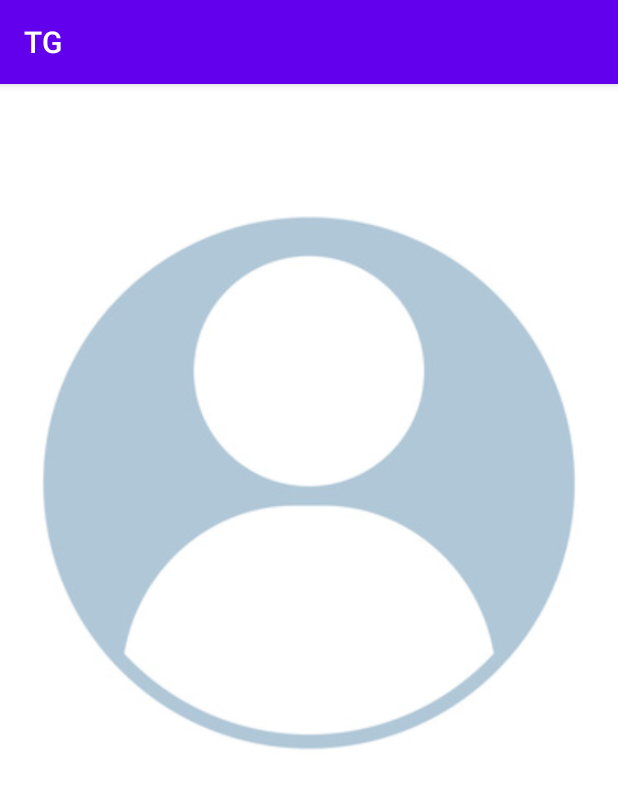
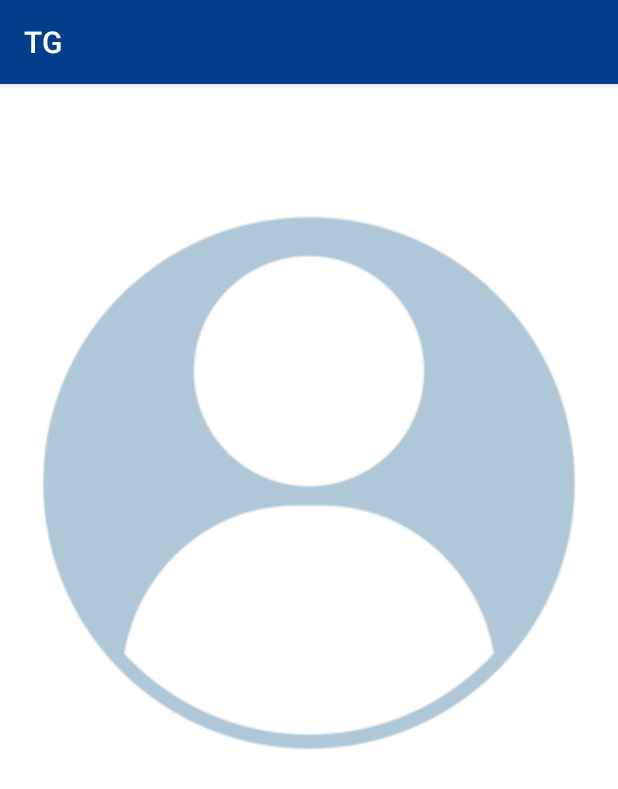
Before and after one commit to jiwonnee/StarTrail, an Android app: the ProfileDetailActivity screen opened directly, with no data from a screen before it, on a phone screen of 412 x 824 dp. Shown: the top 789 px of the screen. Run offline under Robolectric (Android 15) with nearby library versions, the phone set to English and light mode, and no system bars.

Commit message:
상단 탭 색상 변경 + 이미지 15개 업로드

```diff
--- a/app/src/main/AndroidManifest.xml
+++ b/app/src/main/AndroidManifest.xml
@@ -12,6 +12,7 @@
         android:supportsRtl="true"
         android:theme="@style/Theme.TG"
         tools:targetApi="31">
+
         <activity
             android:name=".MainActivity"
             android:exported="true"
--- a/app/src/main/res/layout/fragment_guide.xml
+++ b/app/src/main/res/layout/fragment_guide.xml
@@ -12,7 +12,7 @@
         android:layout_width="0dp"
         android:layout_height="wrap_content"
         android:layout_marginStart="8dp"
-        android:layout_marginTop="20dp"
+        android:layout_marginTop="5dp"
         android:layout_marginEnd="20dp"
         android:textSize="30sp"
         android:textStyle="bold"
@@ -28,7 +28,7 @@
         android:layout_width="0dp"
         android:layout_height="wrap_content"
         android:layout_marginStart="11dp"
-        android:layout_marginTop="55dp"
+        android:layout_marginTop="40dp"
         android:layout_marginEnd="20dp"
         android:textSize="18sp"
         android:textStyle="bold"
--- a/app/src/main/res/values/colors.xml
+++ b/app/src/main/res/values/colors.xml
@@ -1,4 +1,5 @@
 <?xml version="1.0" encoding="utf-8"?>
+<!--
 <resources>
     <color name="purple_200">#FFBB86FC</color>
     <color name="purple_500">#FF6200EE</color>
@@ -9,3 +10,14 @@
     <color name="white">#FFFFFFFF</color>
     <color name="gray">#8F919C</color>
 </resources>
+-->
+<resources>
+    <color name="purple_200">#FFBB86FC</color>
+    <color name="purple_500">#033E8C</color>
+    <color name="purple_700">#034C8C</color>
+    <color name="teal_200">#FF03DAC5</color>
+    <color name="teal_700">#FF018786</color>
+    <color name="black">#FF000000</color>
+    <color name="white">#FFFFFFFF</color>
+    <color name="gray">#8F919C</color>
+</resources>
```
Also changed, not shown: app/src/main/res/drawable/image1.webp (added), app/src/main/res/drawable/image10.webp (added), app/src/main/res/drawable/image11.webp (added), app/src/main/res/drawable/image12.webp (added), app/src/main/res/drawable/image13.webp (added), app/src/main/res/drawable/image14.webp (added), app/src/main/res/drawable/image15.webp (added), app/src/main/res/drawable/image2.webp (added), app/src/main/res/drawable/image3.webp (added), app/src/main/res/drawable/image4.webp (added), app/src/main/res/drawable/image5.webp (added), app/src/main/res/drawable/image6.webp (added), app/src/main/res/drawable/image7.webp (added), app/src/main/res/drawable/image8.webp (added), 1 more files.
